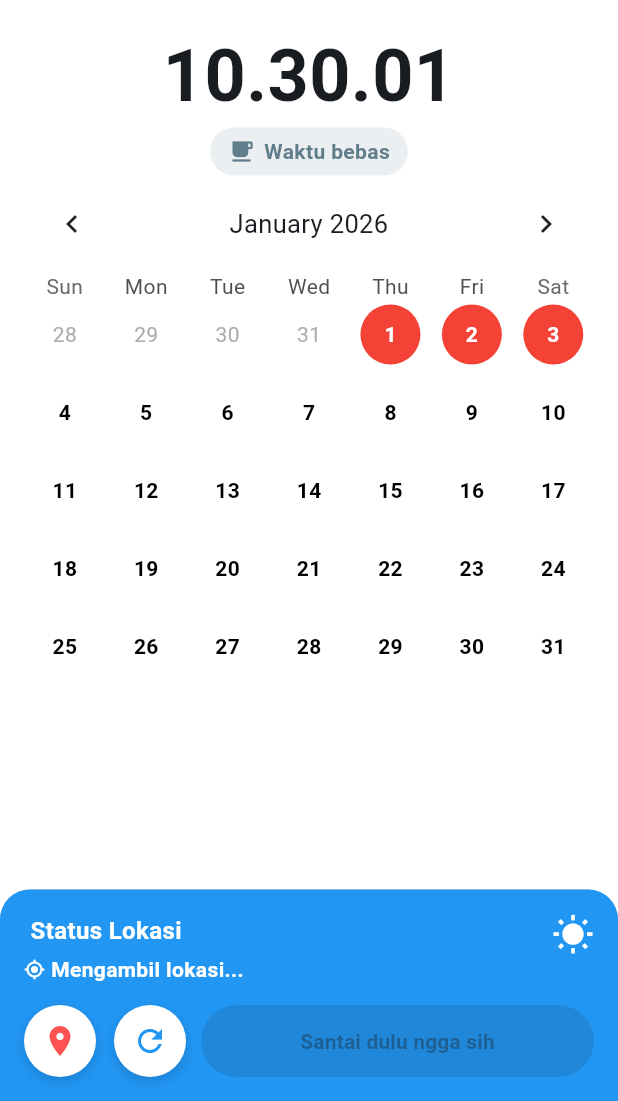
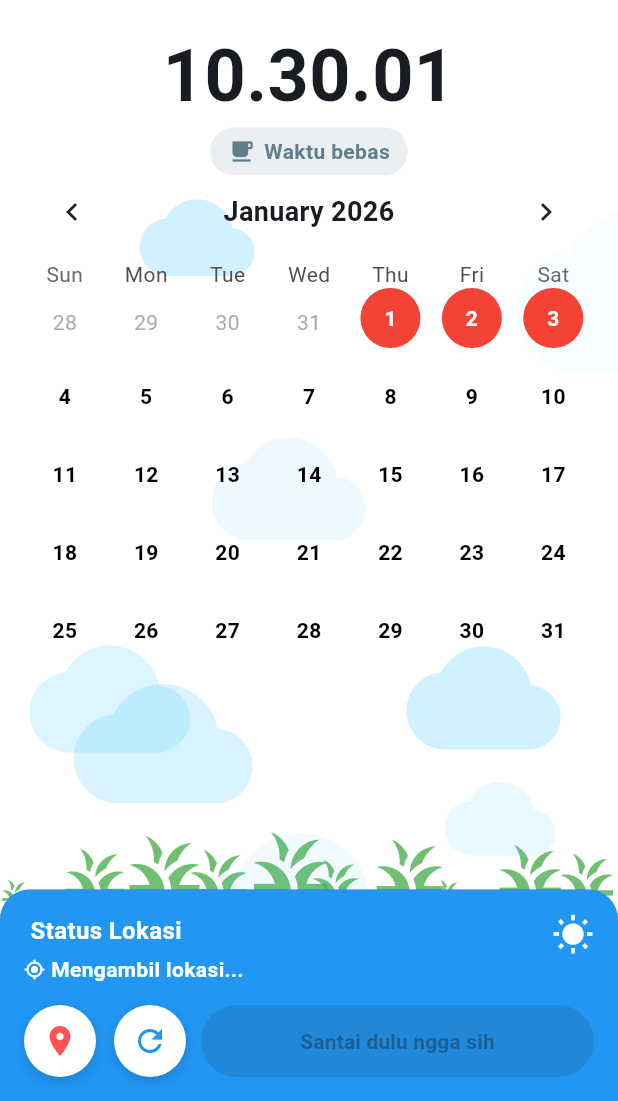
Before and after one commit to UsmanAzizz/tap1, a Flutter app: the HomePage screen opened directly, on a phone screen of 412 x 824 dp, the part 135-1236 px from its top. Run offline on Flutter 3.47's test engine with Material 3 defaults, Android fonts, the phone set to English and light mode, and no system bars; drawn by our look-alikes of table_calendar; our stand-ins replace cloud_firestore, firebase_core, geolocator, shared_preferences; accounts and stored records are empty.

Commit message:
Commit 6

```diff
--- a/lib/services/calendar_widget.dart
+++ b/lib/services/calendar_widget.dart
@@ -146,7 +146,7 @@ Future<void> showSwapFieldDialog(
     showDialog(
       context: currentContext,
       builder: (context) => AlertDialog(
-        title: const Text('Pilih shift untuk swap'),
+        title: const Text(' Pilih shift untuk ditukar'),
         content: SizedBox(
           width: double.maxFinite,
           child: ListView.builder(
@@ -902,20 +902,38 @@ if (!hasSwapShift && canSwapShift)
   onPressed: () => Navigator.pop(context),
   style: TextButton.styleFrom(
     padding: const EdgeInsets.symmetric(horizontal: 24, vertical: 12),
-                    backgroundColor: Colors.red.shade600.withOpacity(0.1),
     shape: RoundedRectangleBorder(
       borderRadius: BorderRadius.circular(32),
     ),
+    backgroundColor: null, // gradient pakai container
   ),
+  child: Ink(
+    decoration: BoxDecoration(
+      gradient: LinearGradient(
+        colors: [
+          Colors.red.shade400.withOpacity(0.8),
+          Colors.pink.shade300.withOpacity(0.8),
+        ],
+        begin: Alignment.topLeft,
+        end: Alignment.bottomRight,
+      ),
+      borderRadius: BorderRadius.circular(32),
+    ),
+    child: Container(
+      alignment: Alignment.center,
+      padding: const EdgeInsets.symmetric(horizontal: 24, vertical: 12),
       child: const Text(
         'Tutup',
         style: TextStyle(
-                      color: Colors.red,
+          color: Colors.white,
           fontWeight: FontWeight.bold,
           fontSize: 16,
         ),
       ),
+    ),
+  ),
 )
+
               ],
             ),
           ),
@@ -1048,13 +1066,27 @@ Widget _infoBar({
   headerStyle: const HeaderStyle(
     formatButtonVisible: false,
     titleCentered: true,
+    titleTextStyle: TextStyle(fontSize: 18, fontWeight: FontWeight.bold),
+    headerPadding: EdgeInsets.only(bottom: 8), // jarak header ke baris hari
+  ),
+  calendarStyle: CalendarStyle(
+    cellMargin: EdgeInsets.symmetric(vertical: 3, horizontal: 2), // jarak antar cell
+    cellPadding: EdgeInsets.zero, // hapus padding default
+    // untuk membuat baris lebih tinggi, tambahkan Padding di calendarBuilders
   ),
   calendarBuilders: CalendarBuilders(
-            defaultBuilder: (context, day, focusedDay) => _buildDayCell(day),
-            todayBuilder: (context, day, focusedDay) => _buildDayCell(day),
-          ),
-          calendarStyle: const CalendarStyle(
-            todayDecoration: BoxDecoration(),
+    defaultBuilder: (context, day, focusedDay) {
+      return Padding(
+        padding: const EdgeInsets.only(bottom: 6), // ⬅ atur tinggi baris
+        child: _buildDayCell(day),
+      );
+    },
+    todayBuilder: (context, day, focusedDay) {
+      return Padding(
+        padding: const EdgeInsets.only(bottom: 6),
+        child: _buildDayCell(day),
+      );
+    },
   ),
 ),
         const SizedBox(height: 0),
--- a/lib/widget/bubble_widget.dart
+++ b/lib/widget/bubble_widget.dart
@@ -1,17 +1,13 @@
-// bubble_widget.dart
 import 'dart:math';
 import 'package:flutter/material.dart';
 
-class Bubble {
-  double x, y, size, speed, dx, opacity;
-  Bubble({
-    required this.x,
-    required this.y,
-    required this.size,
-    required this.speed,
-    required this.dx,
-    required this.opacity,
-  });
+void main() {
+  runApp(const MaterialApp(
+    debugShowCheckedModeBanner: false,
+    home: Scaffold(
+      body: BubbleWidget(),
+    ),
+  ));
 }
 
 class BubbleWidget extends StatefulWidget {
@@ -21,51 +17,74 @@ class BubbleWidget extends StatefulWidget {
   State<BubbleWidget> createState() => _BubbleWidgetState();
 }
 
-class _BubbleWidgetState extends State<BubbleWidget> with SingleTickerProviderStateMixin {
+class _BubbleWidgetState extends State<BubbleWidget>
+    with SingleTickerProviderStateMixin {
   late AnimationController _controller;
   final Random _random = Random();
-  final int bubbleCount = 20;
-  final List<Bubble> bubbles = [];
+
+  // Awan
+  final int cloudCount = 8;
+  late List<_Cloud> clouds;
+
+  // Pohon beriringan
+  final int treeCount = 10;
+  late List<_MovingTree> trees;
 
   @override
   void initState() {
     super.initState();
-    for (int i = 0; i < bubbleCount; i++) {
-      bubbles.add(_createBubble());
+
+    // Inisialisasi awan
+    clouds = List.generate(cloudCount, (_) => _createCloud());
+
+    // Inisialisasi pohon beriringan
+    trees = List.generate(treeCount, (i) {
+      return _MovingTree(
+        x: i / treeCount, // posisi horizontal beriringan
+        height: 20 + _random.nextInt(40), // tinggi pohon acak tapi seragam
+        speed: 0.00005 + _random.nextDouble() * 0.00005, // sangat lambat
+      );
+    });
+
+    _controller = AnimationController(
+      vsync: this,
+      duration: const Duration(seconds: 60),
+    )..addListener(() {
+        setState(() {
+          // Update awan
+          for (var cloud in clouds) {
+            cloud.x += cloud.speed;
+            if (cloud.x > 1.2) {
+              cloud.x = -0.3;
+              cloud.y = _random.nextDouble() * 0.6 + 0.2;
+              cloud.size = 60 + _random.nextDouble() * 120;
+              cloud.opacity = 0.2 + _random.nextDouble() * 0.3;
             }
-    _controller = AnimationController(vsync: this, duration: const Duration(seconds: 1000))
-      ..addListener(_updateBubbles)
-      ..repeat();
           }
 
-  Bubble _createBubble() {
-    double size = 15 + _random.nextDouble() * 25;
-    return Bubble(
-      x: _random.nextDouble(),
-      y: 1.0 + _random.nextDouble(),
-      size: size,
-      speed: 0.0008 + _random.nextDouble() * 0.0015,
-      dx: (_random.nextDouble() - 0.5) * 0.003,
-      opacity: 0.3 + _random.nextDouble() * 0.5,
-    );
-  }
-
-  void _updateBubbles() {
-    setState(() {
-      for (var b in bubbles) {
-        b.y -= b.speed;
-        b.x += b.dx;
-        if (b.y < -0.1 || b.x < -0.1 || b.x > 1.1) {
-          var newB = _createBubble();
-          b.y = newB.y;
-          b.x = newB.x;
-          b.size = newB.size;
-          b.speed = newB.speed;
-          b.dx = newB.dx;
-          b.opacity = newB.opacity;
+          // Update pohon (bergerak sangat lambat ke kiri)
+          for (var tree in trees) {
+            tree.x -= tree.speed;
+            if (tree.x < -0.5) {
+              tree.x = 1.0 + _random.nextDouble();
+              tree.height = 50 + _random.nextInt(50);
             }
           }
         });
+      });
+
+    _controller.repeat();
+  }
+
+  // Fungsi buat awan
+  _Cloud _createCloud() {
+    return _Cloud(
+      x: _random.nextDouble(),
+      y: _random.nextDouble() * 0.6 + 0.2,
+      size: 60 + _random.nextDouble() * 120,
+      speed: 0.0002 + _random.nextDouble() * 0.0005, // awan lebih lambat
+      opacity: 0.2 + _random.nextDouble() * 0.3,
+    );
   }
 
   @override
@@ -77,25 +96,78 @@ class _BubbleWidgetState extends State<BubbleWidget> with SingleTickerProviderSt
   @override
   Widget build(BuildContext context) {
     return LayoutBuilder(builder: (context, constraints) {
+      final bottomHeight = constraints.maxHeight * 0.3; // 30% bawah layar
+      final treeOffset = 130.0; // naik agar terlihat di atas konten parent
+
       return Stack(
-        children: bubbles.map((b) {
+        children: [
+          // Pohon beriringan di bagian bawah
+          Positioned(
+            bottom: 0,
+            left: 0,
+            right: 0,
+            height: bottomHeight + treeOffset,
+            child: Stack(
+              children: trees.map((tree) {
                 return Positioned(
-            left: b.x * constraints.maxWidth,
-            top: b.y * constraints.maxHeight,
+                  left: tree.x * constraints.maxWidth,
+                  bottom: treeOffset,
+                  child: Icon(
+                    Icons.grass,
+                    color: Colors.green.withOpacity(0.8),
+                    size: tree.height.toDouble(),
+                  ),
+                );
+              }).toList(),
+            ),
+          ),
+          // Awan bergerak di atas
+          ...clouds.map((cloud) {
+            return Positioned(
+              left: cloud.x * constraints.maxWidth,
+              top: cloud.y * constraints.maxHeight,
               child: Opacity(
-              opacity: b.opacity,
-              child: Container(
-                width: b.size,
-                height: b.size,
-                decoration: const BoxDecoration(
-                  color: Colors.blueAccent,
-                  shape: BoxShape.circle,
-                ),
+                opacity: cloud.opacity.clamp(0, 1),
+                child: Icon(
+                  Icons.cloud,
+                  size: cloud.size,
+                  color: Colors.lightBlueAccent.withOpacity(cloud.opacity),
                 ),
               ),
             );
           }).toList(),
+        ],
       );
     });
   }
 }
+
+// Class untuk awan
+class _Cloud {
+  double x;
+  double y;
+  double size;
+  double speed;
+  double opacity;
+
+  _Cloud({
+    required this.x,
+    required this.y,
+    required this.size,
+    required this.speed,
+    required this.opacity,
+  });
+}
+
+// Class untuk pohon bergerak (sangat lambat)
+class _MovingTree {
+  double x; // posisi horizontal 0..1
+  int height; // ukuran pohon
+  double speed; // sangat lambat
+
+  _MovingTree({
+    required this.x,
+    required this.height,
+    required this.speed,
+  });
+}
```
Also changed, not shown: lib/main.dart (+14 -9 lines), lib/widget/drawer.dart (+66 -31 lines), pubspec.yaml (+7 -0 lines), lib/ic_launcher.png (added), pubspec.lock, 5 other files. Lines whose indentation alone changed are shown as unchanged.
